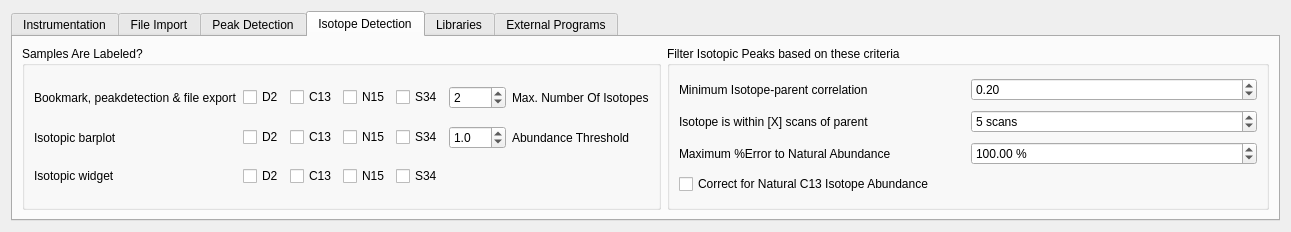
The window that mzroll/forms/settingsform.ui (ElucidataInc/ElMaven) describes before a commit, drawn with Qt 5.
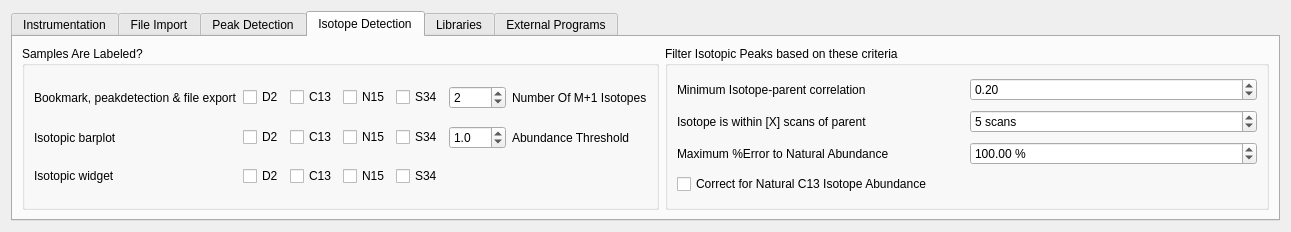
The same window after the commit. The open tabs and pages were chosen to show the change. Icons and pictures are not drawn.

Diff of the .ui file:
```diff
--- a/mzroll/forms/settingsform.ui
+++ b/mzroll/forms/settingsform.ui
@@ -628,7 +628,7 @@
           <item row="0" column="6">
            <widget class="QLabel" name="label_27">
             <property name="text">
-             <string>Max. Number Of Isotopes</string>
+             <string>Number Of M+1 Isotopes</string>
             </property>
            </widget>
           </item>
```
